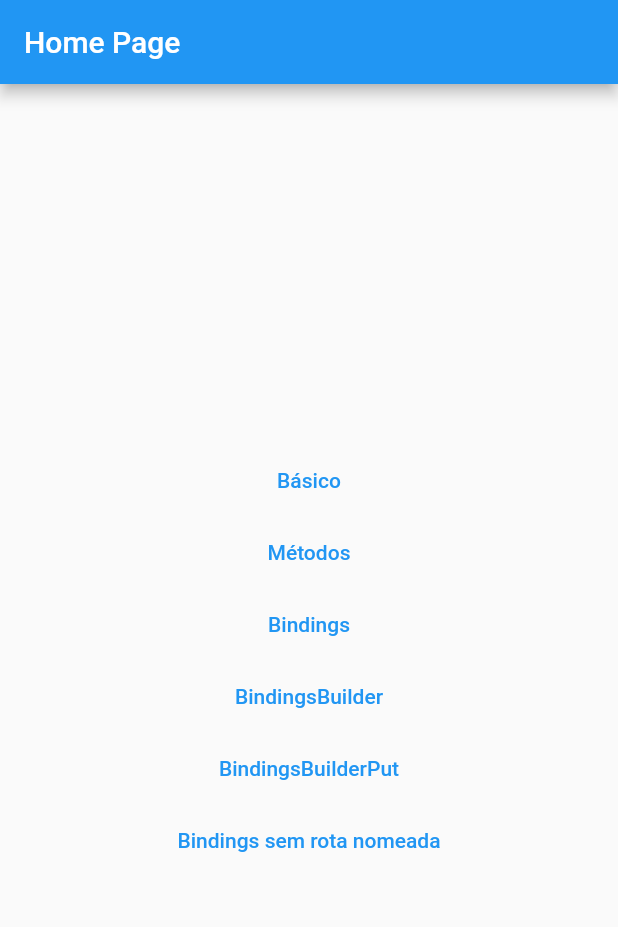
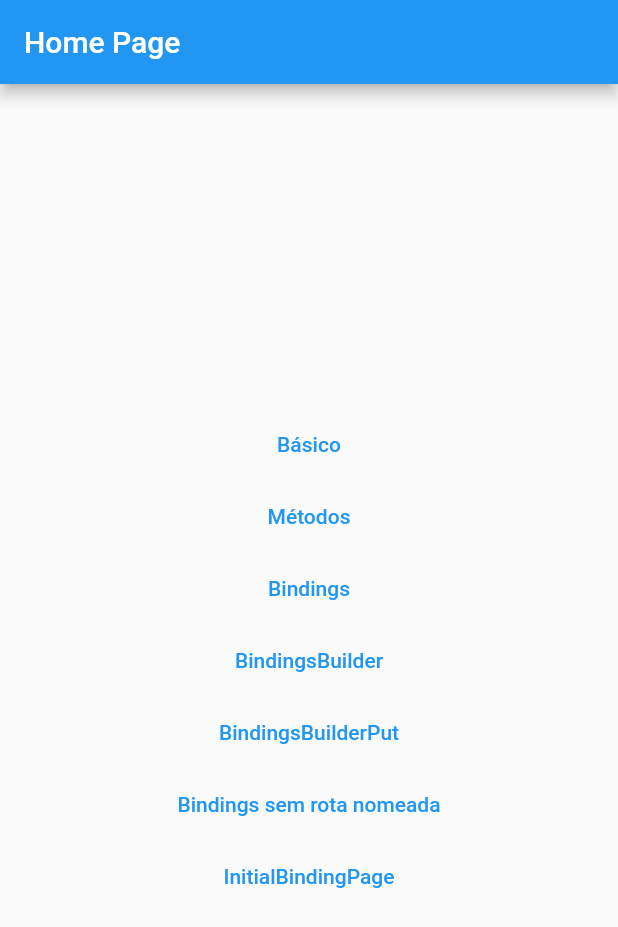
Before and after one commit to moraes3000/flutter_getx_tutorial, a Flutter app: the screen it shows after launch, on a phone screen of 412 x 824 dp. Shown: the top 927 px of the screen. Run offline on Flutter 3.47's test engine with Material 2 defaults, Android fonts, the phone set to English and light mode, and no system bars; our stand-ins replace get, shared_preferences.

Commit message:
InititalBinding mantendo objetos por toda a aplicação

```diff
--- a/get_dependencias/lib/main.dart
+++ b/get_dependencias/lib/main.dart
@@ -2,11 +2,13 @@ import 'package:flutter/material.dart';
 import 'package:get/get.dart';
 import 'package:get_dependencias/pages/basico/basico_home_page.dart';
 import 'package:get_dependencias/pages/home_page.dart';
+import 'package:get_dependencias/pages/initialBinding/initial_binding.dart';
 import 'package:get_dependencias/pages/metodos/metodos_home_page.dart';
 
 import 'pages/binding/binding_controller.dart';
 import 'pages/binding/binding_exemplo.dart';
 import 'pages/binding/home_bindings.dart';
+import 'pages/initialBinding/initial_binding_page.dart';
 import 'pages/metodos/create/create_home_page.dart';
 import 'pages/metodos/delete_update/delete_page.dart';
 import 'pages/metodos/delete_update/update_home.dart';
@@ -23,6 +25,7 @@ class MyApp extends StatelessWidget {
   @override
   Widget build(BuildContext context) {
     return GetMaterialApp(
+      initialBinding: InitialBinding(),
       getPages: [
         GetPage(name: '/', page: () => const HomePage()),
         GetPage(name: '/basico', page: () => BasicoHomePage()),
@@ -53,6 +56,7 @@ class MyApp extends StatelessWidget {
             page: () => HomeBindings(),
             binding: BindingsBuilder.put(() =>
                 BindingController(nome: 'Inicializado dentro do binding'))),
+        GetPage(name: '/InitialBindingPage', page: () => InitialBindingPage()),
       ],
     );
   }
--- a/get_dependencias/lib/pages/home_page.dart
+++ b/get_dependencias/lib/pages/home_page.dart
@@ -3,6 +3,7 @@ import 'package:get/get.dart';
 import 'package:get_dependencias/pages/binding/home_bindings.dart';
 
 import 'binding/binding_controller.dart';
+import 'initialBinding/initial_binding_page.dart';
 
 class HomePage extends StatelessWidget {
   const HomePage({Key? key}) : super(key: key);
@@ -50,12 +51,18 @@ class HomePage extends StatelessWidget {
             TextButton(
               onPressed: () {
                 Get.to(
-                  HomeBindings(),
+                  const HomeBindings(),
                   binding: BindingsBuilder.put(() => BindingController(
                       nome: 'Inicializado pelo binding sem rota')),
                 );
               },
               child: const Text('Bindings sem rota nomeada'),
+            ),
+            TextButton(
+              onPressed: () {
+                Get.to(const InitialBindingPage());
+              },
+              child: const Text('InitialBindingPage'),
             ),
           ],
         ),
--- /dev/null
+++ b/get_dependencias/lib/pages/initialBinding/auth_model.dart
@@ -0,0 +1,11 @@
+class AuthModel {
+  String name;
+  String email;
+  String curso;
+
+  AuthModel({
+    required this.name,
+    required this.email,
+    required this.curso,
+  });
+}
--- /dev/null
+++ b/get_dependencias/lib/pages/initialBinding/initial_binding_page.dart
@@ -0,0 +1,17 @@
+import 'package:flutter/material.dart';
+import 'package:get/get.dart';
+import 'package:get_dependencias/pages/initialBinding/auth_model.dart';
+
+class InitialBindingPage extends StatelessWidget {
+  const InitialBindingPage({Key? key}) : super(key: key);
+
+  @override
+  Widget build(BuildContext context) {
+    return Scaffold(
+      appBar: AppBar(
+        title: const Text(''),
+      ),
+      body: Text(Get.find<AuthModel>().name),
+    );
+  }
+}
```
Also changed, not shown: get_dependencias/lib/pages/initialBinding/initial_binding.dart (added, +15 -0 lines).
